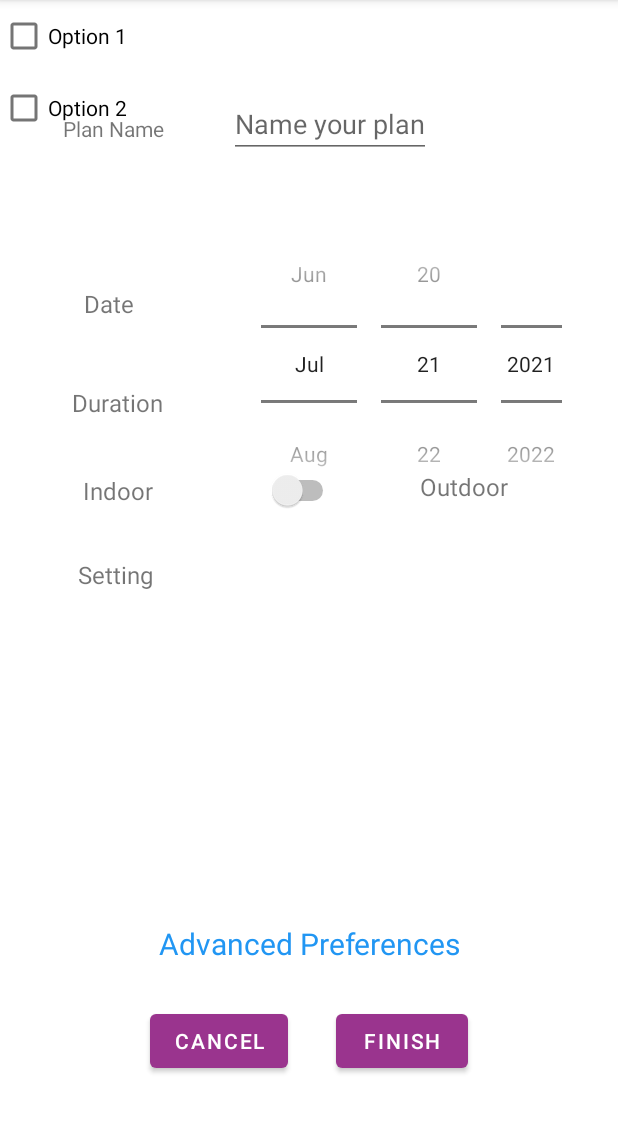
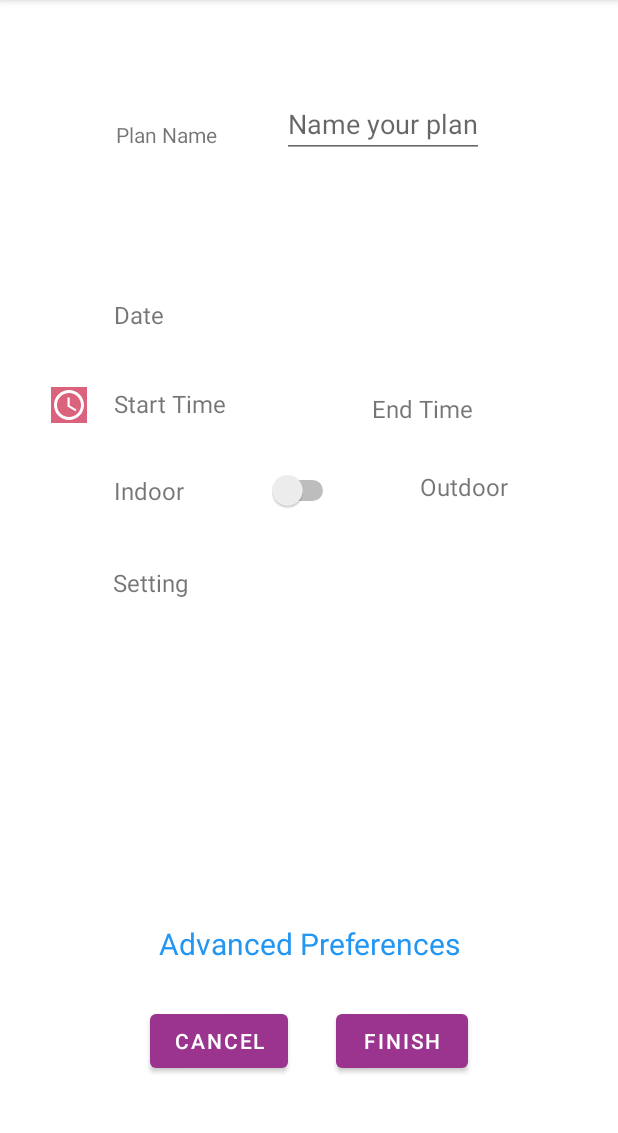
Before and after one commit to nlklahari/Planaday, an Android app: the fragment CreatePlanFragment placed in its activity, on a phone screen of 412 x 824 dp, the part 84-1217 px from its top. Run offline under Robolectric (Android 15) with nearby library versions, the phone set to English and light mode, and no system bars; libraries missing offline, so code that uses them is left out: com.codepath.asynchttpclient, com.parse.

Commit message:
time picker dialog fragment implemented

```diff
--- a/app/src/main/java/com/example/planaday/fragments/CreatePlanFragment.java
+++ b/app/src/main/java/com/example/planaday/fragments/CreatePlanFragment.java
@@ -1,8 +1,5 @@
 package com.example.planaday.fragments;
 
-import android.app.Dialog;
-import android.app.TimePickerDialog;
-import android.icu.util.Calendar;
 import android.os.Bundle;
 
 import androidx.activity.OnBackPressedCallback;
@@ -11,7 +8,6 @@ import androidx.annotation.Nullable;
 import androidx.fragment.app.DialogFragment;
 import androidx.fragment.app.Fragment;
 
-import android.text.format.DateFormat;
 import android.view.LayoutInflater;
 import android.view.View;
 import android.view.ViewGroup;
@@ -33,10 +29,12 @@ import org.jetbrains.annotations.NotNull;
  */
 public class CreatePlanFragment extends Fragment {
 
-
     private EditText etPlanName;
     private DatePicker dpPlanDate;
-    private TimePicker tpPlanTime;
+    public TextView tvStartTimeField;
+    public TextView tvSelectedStartTime;
+    public TextView tvEndTimeField;
+    public TextView tvSelectedEndTime;
     private Switch switchEnvironment;
 
     private TextView tvAdvancedPreferences;
@@ -72,7 +70,11 @@ public class CreatePlanFragment extends Fragment {
         super.onViewCreated(view, savedInstanceState);
 
         etPlanName = view.findViewById(R.id.etPlanName);
-        // date picker and time picker
+        // date picker
+        tvStartTimeField = view.findViewById(R.id.tvStartTimeField);
+        tvSelectedStartTime = view.findViewById(R.id.tvSelectedStartTime);
+        tvEndTimeField = view.findViewById(R.id.tvEndTimeField);
+        tvSelectedEndTime = view.findViewById(R.id.tvSelectedEndTime);
         switchEnvironment = view.findViewById(R.id.switchEnvironment);
 
         tvAdvancedPreferences = view.findViewById(R.id.tvAdvancedPreferences);
@@ -81,6 +83,25 @@ public class CreatePlanFragment extends Fragment {
 
         APIClients client = new APIClients();
 
+        // Start time field
+        tvStartTimeField.setOnClickListener(new View.OnClickListener() {
+            @Override
+            public void onClick(View v) {
+                TimePickerFragment newFragment = new TimePickerFragment(tvSelectedStartTime);
+                newFragment.show(getChildFragmentManager(), "startTimePicker");
+            }
+        });
+
+        // End time field
+        tvEndTimeField.setOnClickListener(new View.OnClickListener() {
+            @Override
+            public void onClick(View v) {
+                DialogFragment newFragment = new TimePickerFragment(tvSelectedEndTime);
+                newFragment.show(getChildFragmentManager(), "endTimePicker");
+            }
+        });
+
+        // TODO: Verify that time picker values are valid
 
         // Advanced Preferences
         tvAdvancedPreferences.setOnClickListener(new View.OnClickListener() {
@@ -110,25 +131,44 @@ public class CreatePlanFragment extends Fragment {
         });
     }
 
-    public static class TimePickerFragment extends DialogFragment
-            implements TimePickerDialog.OnTimeSetListener {
-
-        @Override
-        public Dialog onCreateDialog(Bundle savedInstanceState) {
-            // Use the current time as the default values for the picker
-            final Calendar c = Calendar.getInstance();
-            int hour = c.get(Calendar.HOUR_OF_DAY);
-            int minute = c.get(Calendar.MINUTE);
-
-            // Create a new instance of TimePickerDialog and return it
-            return new TimePickerDialog(getActivity(), this, hour, minute,
-                    DateFormat.is24HourFormat(getActivity()));
-        }
-
-        public void onTimeSet(TimePicker view, int hourOfDay, int minute) {
-            // Do something with the time chosen by the user
-        }
-    }
-
+//    public static class StartTimePickerFragment extends TimePickerFragment {
+//
+//        private TextView tvSelectedStartTime;
+//
+//        @Override
+//        public void onTimeSet(TimePicker view, int hourOfDay, int minute) {
+//            tvSelectedStartTime = getActivity().findViewById(R.id.tvSelectedStartTime);
+//            String time = "";
+//            if (hourOfDay < 10) {
+//                time += 0;
+//            }
+//            time += hourOfDay + ":";
+//            if (minute < 10) {
+//                time += 0;
+//            }
+//            time += String.valueOf(minute);
+//            tvSelectedStartTime.setText(time);
+//        }
+//    }
+//
+//    public static class EndTimePickerFragment extends TimePickerFragment {
+//
+//        private TextView tvSelectedEndTime;
+//
+//        @Override
+//        public void onTimeSet(TimePicker view, int hourOfDay, int minute) {
+//            tvSelectedEndTime = getActivity().findViewById(R.id.tvSelectedEndTime);
+//            String time = "";
+//            if (hourOfDay < 10) {
+//                time += 0;
+//            }
+//            time += hourOfDay + ":";
+//            if (minute < 10) {
+//                time += 0;
+//            }
+//            time += String.valueOf(minute);
+//            tvSelectedEndTime.setText(time);
+//        }
+//    }
 
 }
--- a/app/src/main/java/com/example/planaday/networking/BoredAPIRequests.java
+++ b/app/src/main/java/com/example/planaday/networking/BoredAPIRequests.java
@@ -3,6 +3,7 @@ package com.example.planaday.networking;
 import android.util.Log;
 
 import com.example.planaday.models.BoredAPIEvent;
+import com.example.planaday.models.PlanadayEvent;
 
 import retrofit2.Call;
 import retrofit2.Callback;
@@ -23,6 +24,10 @@ public class BoredAPIRequests {
             @Override
             public void onResponse(Call<BoredAPIEvent> call, Response<BoredAPIEvent> response) {
                 Log.d(TAG, response.body().getActivity());
+                PlanadayEvent event = new PlanadayEvent();
+                event.setEventName(response.body().getActivity());
+                event.setDuration(1);
+                event.setPrice(0);
                 // TODO something here to store the event
             }
 
--- /dev/null
+++ b/app/src/main/res/drawable/ic_baseline_access_time_24.xml
@@ -0,0 +1,6 @@
+<vector android:height="24dp" android:tint="#FFFDFD"
+    android:viewportHeight="24" android:viewportWidth="24"
+    android:width="24dp" xmlns:android="http://schemas.android.com/apk/res/android">
+    <path android:fillColor="@android:color/white" android:pathData="M11.99,2C6.47,2 2,6.48 2,12s4.47,10 9.99,10C17.52,22 22,17.52 22,12S17.52,2 11.99,2zM12,20c-4.42,0 -8,-3.58 -8,-8s3.58,-8 8,-8 8,3.58 8,8 -3.58,8 -8,8z"/>
+    <path android:fillColor="@android:color/white" android:pathData="M12.5,7H11v6l5.25,3.15 0.75,-1.23 -4.5,-2.67z"/>
+</vector>
--- a/app/src/main/res/layout/fragment_create_plan.xml
+++ b/app/src/main/res/layout/fragment_create_plan.xml
@@ -1,5 +1,6 @@
 <?xml version="1.0" encoding="utf-8"?>
 <RelativeLayout xmlns:android="http://schemas.android.com/apk/res/android"
+    xmlns:app="http://schemas.android.com/apk/res-auto"
     xmlns:tools="http://schemas.android.com/tools"
     android:layout_width="match_parent"
     android:layout_height="match_parent"
@@ -30,14 +31,25 @@
         android:text="Cancel" />
 
     <TextView
-        android:id="@+id/tvDurationField"
+        android:id="@+id/tvStartTimeField"
         android:layout_width="wrap_content"
         android:layout_height="wrap_content"
         android:layout_alignParentStart="true"
         android:layout_alignParentTop="true"
-        android:layout_marginStart="48dp"
-        android:layout_marginTop="257dp"
-        android:text="Duration"
+        android:layout_marginStart="76dp"
+        android:layout_marginTop="258dp"
+        android:text="Start Time"
+        android:textSize="16sp" />
+
+    <TextView
+        android:id="@+id/tvEndTimeField"
+        android:layout_width="wrap_content"
+        android:layout_height="wrap_content"
+        android:layout_alignParentStart="true"
+        android:layout_alignParentTop="true"
+        android:layout_marginStart="248dp"
+        android:layout_marginTop="261dp"
+        android:text="End Time"
         android:textSize="16sp" />
 
     <TextView
@@ -46,7 +58,7 @@
         android:layout_height="wrap_content"
         android:layout_alignParentStart="true"
         android:layout_alignParentTop="true"
-        android:layout_marginStart="55dp"
+        android:layout_marginStart="76dp"
         android:layout_marginTop="316dp"
         android:text="Indoor"
         android:textSize="16sp" />
@@ -68,8 +80,8 @@
         android:layout_height="wrap_content"
         android:layout_alignParentStart="true"
         android:layout_alignParentTop="true"
-        android:layout_marginStart="52dp"
-        android:layout_marginTop="372dp"
+        android:layout_marginStart="75dp"
+        android:layout_marginTop="377dp"
         android:text="Setting"
         android:textSize="16sp" />
 
@@ -79,8 +91,8 @@
         android:layout_height="wrap_content"
         android:layout_below="@+id/tvNameLabel"
         android:layout_alignParentStart="true"
-        android:layout_marginStart="56dp"
-        android:layout_marginTop="96dp"
+        android:layout_marginStart="76dp"
+        android:layout_marginTop="99dp"
         android:text="Date"
         android:textSize="16sp" />
 
@@ -97,19 +109,6 @@
         android:textOn="Indoor"
         android:textSize="20sp" />
 
-    <DatePicker
-        android:layout_width="wrap_content"
-        android:layout_height="wrap_content"
-        android:layout_alignParentStart="true"
-        android:layout_alignParentEnd="true"
-        android:layout_alignParentBottom="true"
-        android:layout_marginStart="166dp"
-        android:layout_marginEnd="21dp"
-        android:layout_marginBottom="419dp"
-        android:calendarViewShown="false"
-        android:datePickerMode="spinner"
-        android:startYear="2021" />
-
     <EditText
         android:id="@+id/etPlanName"
         android:layout_width="wrap_content"
@@ -120,7 +119,25 @@
         android:layout_toEndOf="@+id/tvNameLabel"
         android:hint="Name your plan">
 
-    </EditText>
+    </EditText><![CDATA[
+
+
+
+    android:textSize="16sp" />
+
+
+
+
+
+
+
+
+
+
+
+
+
+    ]]>
 
     <TextView
         android:id="@+id/tvNameLabel"
@@ -128,24 +145,9 @@
         android:layout_height="wrap_content"
         android:layout_alignParentStart="true"
         android:layout_alignParentTop="true"
-        android:layout_marginStart="42dp"
-        android:layout_marginTop="76dp"
-        android:text="Plan Name"/>
-
-    <LinearLayout xmlns:android="http://schemas.android.com/apk/res/android"
-        android:orientation="vertical"
-        android:layout_width="fill_parent"
-        android:layout_height="fill_parent">
-        <CheckBox android:id="@+id/checkbox_meat"
-            android:layout_width="wrap_content"
-            android:layout_height="wrap_content"
-            android:text="Option 1" />
-        <CheckBox android:id="@+id/checkbox_cheese"
-            android:layout_width="wrap_content"
-            android:layout_height="wrap_content"
-            android:text="Option 2" />
-    </LinearLayout>
-        android:textSize="16sp" />
+        android:layout_marginStart="77dp"
+        android:layout_marginTop="80dp"
+        android:text="Plan Name" />
 
     <TextView
         android:id="@+id/tvAdvancedPreferences"
@@ -161,5 +163,38 @@
         android:textColor="#2196F3"
         android:textSize="20sp" />
 
+    <ImageView
+        android:id="@+id/imageView"
+        android:layout_width="wrap_content"
+        android:layout_height="wrap_content"
+        android:layout_alignParentStart="true"
+        android:layout_alignParentTop="true"
+        android:layout_marginStart="34dp"
+        android:layout_marginTop="258dp"
+        android:background="@color/blush"
+        android:src="@drawable/ic_baseline_access_time_24" />
+
+    <TextView
+        android:id="@+id/tvSelectedStartTime"
+        android:layout_width="wrap_content"
+        android:layout_height="wrap_content"
+        android:layout_alignParentTop="true"
+        android:layout_alignParentEnd="true"
+        android:layout_marginTop="261dp"
+        android:layout_marginEnd="216dp"
+        android:textAlignment="viewStart"
+        tools:text="21:30" />
+
+    <TextView
+        android:id="@+id/tvSelectedEndTime"
+        android:layout_width="wrap_content"
+        android:layout_height="wrap_content"
+        android:layout_alignParentTop="true"
+        android:layout_alignParentEnd="true"
+        android:layout_marginTop="266dp"
+        android:layout_marginEnd="45dp"
+        android:textAlignment="viewStart"
+        tools:text="22:30" />
+
 
 </RelativeLayout>
--- a/app/src/main/res/values/themes.xml
+++ b/app/src/main/res/values/themes.xml
@@ -13,4 +13,10 @@
         <item name="android:statusBarColor" tools:targetApi="l">?attr/colorPrimaryVariant</item>
         <!-- Customize your theme here. -->
     </style>
+
+    <style name="DialogTheme" parent="Theme.AppCompat.Light.Dialog">
+        <item name="colorControlActivated">@color/light_salmon</item>
+        <item name="colorAccent">@color/violet_crayola</item>
+        <item name="colorOnPrimary">@color/violet_crayola</item>
+    </style>
 </resources>
```
Also changed, not shown: app/src/main/java/com/example/planaday/ParseApplication.java (+8 -0 lines), app/src/main/java/com/example/planaday/fragments/TimePickerFragment.java (added, +52 -0 lines), app/src/main/java/com/example/planaday/models/Plan.java (added, +9 -0 lines), app/src/main/java/com/example/planaday/models/PlanadayEvent.java (+98 -6 lines), app/src/main/res/layout/fragment_profile.xml (+12 -14 lines).
